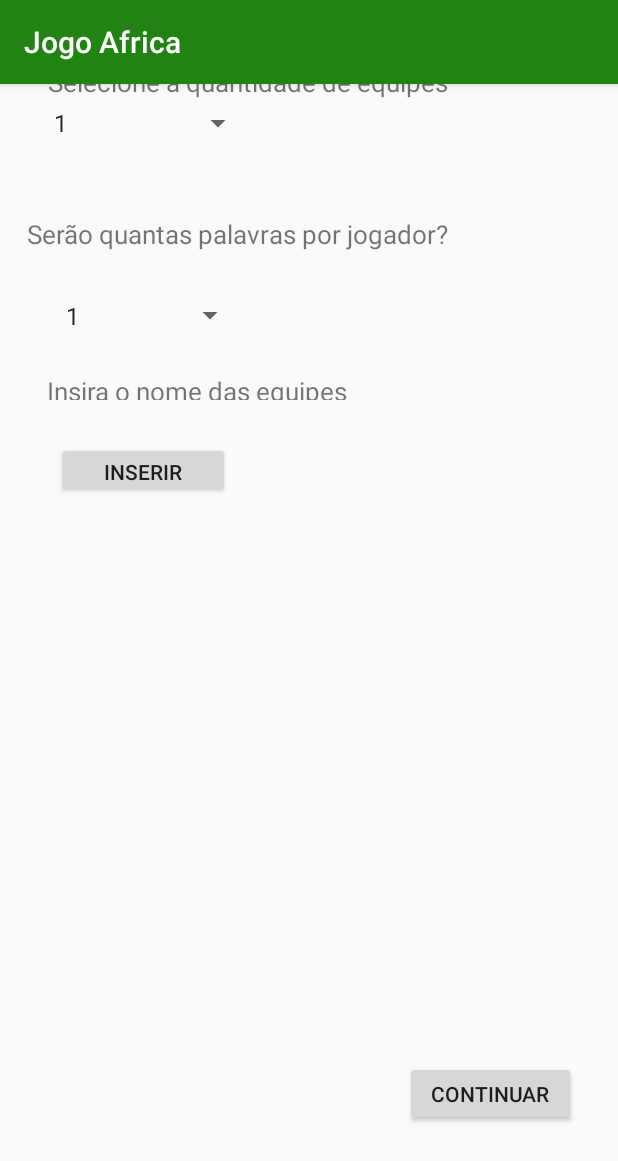
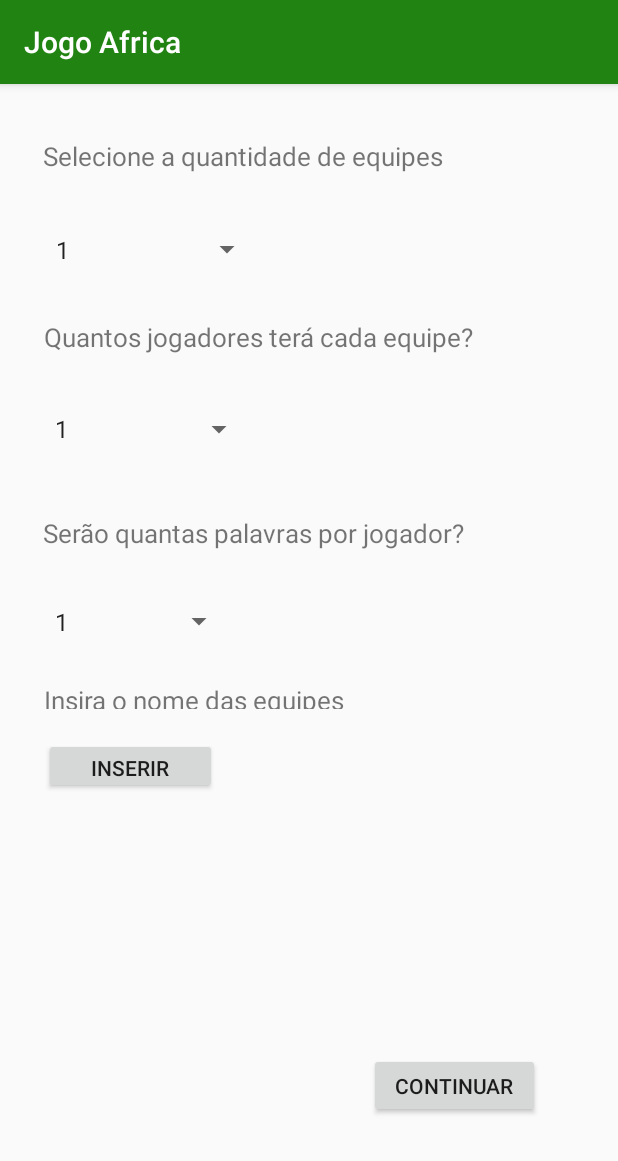
Before and after one commit to corasilber/JogoAfrica, an Android app: the MontarEquipe screen opened directly, with no data from a screen before it, on a phone screen of 412 x 824 dp. Shown: the top 1161 px of the screen. Run offline under Robolectric (Android 15) with nearby library versions, the phone set to English and light mode, and no system bars.

Commit message:
Auto stash before merge of "master" and "origin/master"
criado maneira de salvar jogadores e suas palavras, nas determinadas equipes (tela 3 a 6)

```diff
--- a/app/src/main/java/com/lddm/jogoafrica/MontarEquipe.java
+++ b/app/src/main/java/com/lddm/jogoafrica/MontarEquipe.java
@@ -1,6 +1,7 @@
 package com.lddm.jogoafrica;
 
 import android.content.ContentValues;
+import android.content.Intent;
 import android.database.sqlite.SQLiteDatabase;
 import android.support.v7.app.AlertDialog;
 import android.support.v7.app.AppCompatActivity;
@@ -14,11 +15,17 @@ import android.widget.Spinner;
 import com.lddm.jogoafrica.data.JogoContract;
 import com.lddm.jogoafrica.data.JogoDbHelper;
 
+import java.util.ArrayList;
+
 public class MontarEquipe extends AppCompatActivity {
 
     Spinner numeroEquipe, numJogador, qtdPalavras;
 
-    Button inserirEquipe;
+    Button inserirEquipe, adicionar;
+
+    ArrayList<String> equipes;
+
+    int count = 0;
 
     @Override
     protected void onCreate(Bundle savedInstanceState) {
@@ -29,17 +36,24 @@ public class MontarEquipe extends AppCompatActivity {
         numJogador = (Spinner) findViewById(R.id.numJogador);
         qtdPalavras = (Spinner) findViewById(R.id.qtdPalavra);
         inserirEquipe = (Button) findViewById(R.id.buttonInserir) ;
+        adicionar = (Button) findViewById(R.id.button3);
 
+        equipes = new ArrayList<>();
         Integer[] items = new Integer[]{1,2,3};
 
         ArrayAdapter<Integer> adapterEquipe = new ArrayAdapter<Integer>(this, android.R.layout.simple_spinner_item, items);
         numeroEquipe.setAdapter(adapterEquipe);
+        final int numEquipe = Integer.parseInt(numeroEquipe.getSelectedItem().toString());
 
         ArrayAdapter<Integer> adapterJogador = new ArrayAdapter<Integer>(this, android.R.layout.simple_spinner_item, items);
         numJogador.setAdapter(adapterJogador);
+        final String qtdJogador = numJogador.getSelectedItem().toString();
 
         ArrayAdapter<Integer> adapterPalavras = new ArrayAdapter<Integer>(this, android.R.layout.simple_spinner_item, items);
         qtdPalavras.setAdapter(adapterPalavras);
+        final String palavras = qtdPalavras.getSelectedItem().toString();
+
+       // if(count <= numEquipe) {
 
             //aqui vai abrir um dialog para a pessoa digitar o nome da equipe
             inserirEquipe.setOnClickListener(new View.OnClickListener() {
@@ -48,24 +62,23 @@ public class MontarEquipe extends AppCompatActivity {
                     AlertDialog.Builder alertBuilder =  new AlertDialog.Builder(MontarEquipe.this); // mostra um alert dialog
                     View view2 =  getLayoutInflater().inflate(R.layout.tela_adiciona_equipe,null);
                     final EditText nomeEquipe = (EditText) view2.findViewById(R.id.nomeEquipe);
-                Button addLink = (Button) view2.findViewById(R.id.button);
+                    Button addEquipe= (Button) view2.findViewById(R.id.adicionar);
 
                     alertBuilder.setView(view2);
 
                     final AlertDialog dialog = alertBuilder.create();
                     dialog.show();
 
-                addLink.setOnClickListener(new View.OnClickListener() {
+
+                    addEquipe.setOnClickListener(new View.OnClickListener() {
                         @Override
                         public void onClick(View view) {
 
-
-                        if(!nomeEquipe.getText().toString().isEmpty()){
+                            if (!nomeEquipe.getText().toString().isEmpty()) {
                                 String nome = nomeEquipe.getText().toString(); // nome da equipe que a pessoa digitar
-                            //precisamos adicionar no banco de dados
-                            //vamos criar uma tabela para equipe com nomeEquipe e nome jogadores?
-                            adicionaEquipeSQL(nome);
+                                equipes.add(nome);
                                 dialog.dismiss();
+                                count++;
                             } else {
                                 nomeEquipe.setError("Digite um nome para inserir!");
 
@@ -75,20 +88,20 @@ public class MontarEquipe extends AppCompatActivity {
                     }); // fim setOnClick botão adicionar nome
                 }
             }); // fim setOnclick botão inserir equipe
+      //  } // inserir somente quantidade de equipes pre selecionadas
 
+
+        adicionar.setOnClickListener(new View.OnClickListener() {
+            @Override
+            public void onClick(View view) {
+                Intent changeScreen = new Intent(MontarEquipe.this, AdicionarJogador.class);
+                changeScreen.putExtra("nomeEquipes", equipes);
+//                changeScreen.putExtra("qtdJogador", qtdJogador);
+//                changeScreen.putExtra("qtdPalavras", palavras);
+                startActivity(changeScreen);
+            }
+        });
     }
 
 
-
-    //insere na tabela Equipe o nomes das equipes digitadas
-    public void adicionaEquipeSQL(String nome){
-
-        final JogoDbHelper mDbHelper = new JogoDbHelper(this);
-        SQLiteDatabase db = mDbHelper.getReadableDatabase();
-
-        ContentValues values = new ContentValues();
-        values.put(JogoContract.EquipeEntry.COLUMN_EQUIPE_NAME, nome);
-        db.insert(JogoContract.EquipeEntry.TABLE_NAME, null, values);
-
 }
-}
--- a/app/src/main/res/layout/activity_montar_equipe.xml
+++ b/app/src/main/res/layout/activity_montar_equipe.xml
@@ -5,39 +5,33 @@
     android:layout_width="match_parent"
     android:layout_height="match_parent"
     tools:context="com.lddm.jogoafrica.MontarEquipe">
-
     <TextView
         android:id="@+id/textView"
         android:layout_width="wrap_content"
         android:layout_height="wrap_content"
         android:text="Selecione a quantidade de equipes"
         android:textSize="17dp"
+        app:layout_constraintTop_toTopOf="parent"
+        android:layout_marginTop="36dp"
+        android:layout_marginRight="8dp"
+        app:layout_constraintRight_toRightOf="parent"
         android:layout_marginLeft="8dp"
         app:layout_constraintLeft_toLeftOf="parent"
-        app:layout_constraintTop_toTopOf="parent"
-        android:layout_marginTop="16dp"
-        android:layout_marginRight="8dp"
-        app:layout_constraintRight_toRightOf="parent"
-        app:layout_constraintHorizontal_bias="0.188"
-        android:layout_marginStart="8dp"
-        android:layout_marginEnd="8dp"
-        android:layout_marginBottom="8dp"
-        app:layout_constraintBottom_toTopOf="@+id/numEquipe"
-        app:layout_constraintVertical_bias="0.163" />
+        app:layout_constraintHorizontal_bias="0.16" />
 
     <Spinner
         android:id="@+id/numEquipe"
         android:layout_width="146dp"
         android:layout_height="46dp"
+        android:layout_marginStart="8dp"
+        android:layout_marginEnd="8dp"
+        android:layout_marginTop="27dp"
+        app:layout_constraintTop_toBottomOf="@+id/textView"
         android:layout_marginLeft="8dp"
         app:layout_constraintLeft_toLeftOf="parent"
         android:layout_marginRight="8dp"
         app:layout_constraintRight_toRightOf="parent"
-        app:layout_constraintHorizontal_bias="0.09"
-        android:layout_marginBottom="32dp"
-        app:layout_constraintBottom_toTopOf="@+id/textView2"
-        android:layout_marginStart="8dp"
-        android:layout_marginEnd="8dp" />
+        app:layout_constraintHorizontal_bias="0.084" />
 
     <TextView
         android:id="@+id/textView2"
@@ -45,28 +39,29 @@
         android:layout_height="25dp"
         android:text="Quantos jogadores terá cada equipe?"
         android:textSize="17dp"
+        android:layout_marginStart="8dp"
+        android:layout_marginEnd="8dp"
+        android:layout_marginTop="23dp"
+        app:layout_constraintTop_toBottomOf="@+id/numEquipe"
+        android:layout_marginRight="8dp"
+        app:layout_constraintRight_toRightOf="parent"
         android:layout_marginLeft="8dp"
         app:layout_constraintLeft_toLeftOf="parent"
-        android:layout_marginRight="8dp"
-        app:layout_constraintRight_toRightOf="parent"
-        app:layout_constraintHorizontal_bias="0.102"
-        android:layout_marginStart="8dp"
-        android:layout_marginEnd="8dp"
-        android:layout_marginBottom="34dp"
-        app:layout_constraintBottom_toTopOf="@+id/numJogador" />
+        app:layout_constraintHorizontal_bias="0.2" />
 
     <Spinner
         android:id="@+id/numJogador"
         android:layout_width="141dp"
         android:layout_height="52dp"
+        android:layout_marginStart="28dp"
+        android:layout_marginEnd="8dp"
+        android:layout_marginTop="22dp"
+        app:layout_constraintTop_toBottomOf="@+id/textView2"
         android:layout_marginLeft="28dp"
         app:layout_constraintLeft_toLeftOf="parent"
         android:layout_marginRight="8dp"
         app:layout_constraintRight_toRightOf="parent"
-        app:layout_constraintHorizontal_bias="0.0"
-        tools:layout_editor_absoluteY="184dp"
-        android:layout_marginStart="28dp"
-        android:layout_marginEnd="8dp" />
+        app:layout_constraintHorizontal_bias="0.004" />
 
     <TextView
         android:id="@+id/textView3"
@@ -74,25 +69,25 @@
         android:layout_height="wrap_content"
         android:text="Serão quantas palavras por jogador?"
         android:textSize="17dp"
-        android:layout_marginTop="36dp"
+        android:layout_marginTop="31dp"
         app:layout_constraintTop_toBottomOf="@+id/numJogador"
+        android:layout_marginLeft="8dp"
+        app:layout_constraintLeft_toLeftOf="parent"
         android:layout_marginRight="8dp"
         app:layout_constraintRight_toRightOf="parent"
-        android:layout_marginLeft="8dp"
-        app:layout_constraintLeft_toLeftOf="parent"
-        app:layout_constraintHorizontal_bias="0.087" />
+        app:layout_constraintHorizontal_bias="0.179" />
 
     <Spinner
         android:id="@+id/qtdPalavra"
         android:layout_width="128dp"
         android:layout_height="46dp"
-        android:layout_marginTop="19dp"
+        android:layout_marginTop="24dp"
         app:layout_constraintTop_toBottomOf="@+id/textView3"
-        android:layout_marginLeft="28dp"
+        android:layout_marginLeft="8dp"
         app:layout_constraintLeft_toLeftOf="parent"
         android:layout_marginRight="8dp"
         app:layout_constraintRight_toRightOf="parent"
-        app:layout_constraintHorizontal_bias="0.031" />
+        app:layout_constraintHorizontal_bias="0.078" />
 
     <TextView
         android:id="@+id/textView4"
@@ -100,40 +95,41 @@
         android:layout_height="18dp"
         android:text="Insira o nome das equipes"
         android:textSize="17dp"
-        android:layout_marginTop="15dp"
+        android:layout_marginTop="17dp"
         app:layout_constraintTop_toBottomOf="@+id/qtdPalavra"
+        android:layout_marginRight="8dp"
+        app:layout_constraintRight_toRightOf="parent"
         android:layout_marginLeft="8dp"
         app:layout_constraintLeft_toLeftOf="parent"
-        android:layout_marginRight="8dp"
-        app:layout_constraintRight_toRightOf="parent"
-        app:layout_constraintHorizontal_bias="0.131" />
+        app:layout_constraintHorizontal_bias="0.117" />
 
     <Button
         android:id="@+id/buttonInserir"
         android:layout_width="115dp"
         android:layout_height="37dp"
         android:text="Inserir Equipe"
-        android:layout_marginTop="28dp"
+        android:layout_marginTop="19dp"
         app:layout_constraintTop_toBottomOf="@+id/textView4"
+        android:layout_marginRight="8dp"
+        app:layout_constraintRight_toRightOf="parent"
         android:layout_marginLeft="8dp"
         app:layout_constraintLeft_toLeftOf="parent"
-        android:layout_marginRight="8dp"
-        app:layout_constraintRight_toRightOf="parent"
-        app:layout_constraintHorizontal_bias="0.106" />
+        app:layout_constraintHorizontal_bias="0.075" />
 
     <Button
         android:id="@+id/button3"
         android:layout_width="114dp"
         android:layout_height="43dp"
         android:text="Continuar"
-        android:layout_marginRight="8dp"
-        app:layout_constraintRight_toRightOf="parent"
+        android:layout_marginTop="8dp"
+        app:layout_constraintTop_toBottomOf="@+id/buttonInserir"
         app:layout_constraintBottom_toBottomOf="parent"
         android:layout_marginBottom="8dp"
         android:layout_marginLeft="8dp"
         app:layout_constraintLeft_toLeftOf="parent"
-        android:layout_marginTop="8dp"
-        app:layout_constraintTop_toBottomOf="@+id/buttonInserir"
-        app:layout_constraintHorizontal_bias="0.929"
-        app:layout_constraintVertical_bias="0.849" />
+        android:layout_marginRight="8dp"
+        app:layout_constraintRight_toRightOf="parent"
+        app:layout_constraintHorizontal_bias="0.843"
+        app:layout_constraintVertical_bias="0.7" />
+
 </android.support.constraint.ConstraintLayout>
--- a/app/src/main/res/layout/tela_adiciona_equipe.xml
+++ b/app/src/main/res/layout/tela_adiciona_equipe.xml
@@ -23,7 +23,7 @@
         android:layout_marginLeft="45dp"/>
 
     <Button
-        android:id="@+id/button"
+        android:id="@+id/adicionar"
         android:layout_width="161dp"
         android:layout_height="wrap_content"
         android:text="Adicionar"
--- a/build.gradle
+++ b/build.gradle
@@ -5,7 +5,7 @@ buildscript {
         jcenter()
     }
     dependencies {
-        classpath 'com.android.tools.build:gradle:3.0.1'
+        classpath 'com.android.tools.build:gradle:2.3.3'
 
         // NOTE: Do not place your application dependencies here; they belong
         // in the individual module build.gradle files
```
Also changed, not shown: app/src/main/AndroidManifest.xml (+4 -8 lines), app/src/main/java/com/lddm/jogoafrica/AdicionarJogador.java (added, +164 -0 lines), app/src/main/java/com/lddm/jogoafrica/Equipe.java (added, +29 -0 lines), app/src/main/java/com/lddm/jogoafrica/Jogador.java (added, +46 -0 lines), app/src/main/java/com/lddm/jogoafrica/TelaPreparacao.java (added, +25 -0 lines), app/src/main/java/com/lddm/jogoafrica/data/JogoContract.java (+12 -9 lines), app/src/main/java/com/lddm/jogoafrica/data/JogoDbHelper.java (+6 -20 lines), app/src/main/res/layout/activity_adicionar_jogador.xml (added, +49 -0 lines), app/src/main/res/layout/activity_tela_preparacao.xml (added, +111 -0 lines), app/src/main/res/layout/item_lista.xml (added, +13 -0 lines), app/src/main/res/layout/tela_adiciona_jogador_palavra.xml (added, +67 -0 lines). Lines whose indentation alone changed are shown as unchanged.
